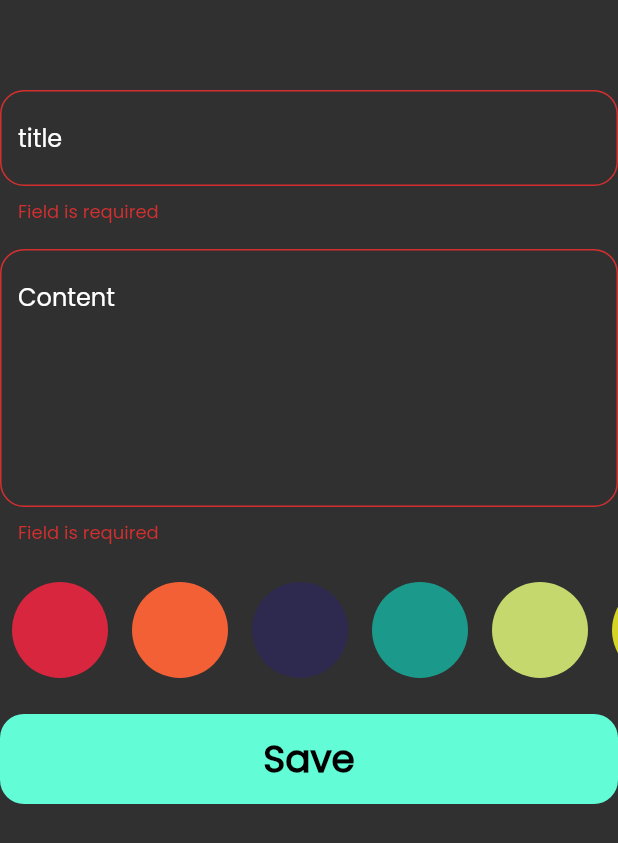
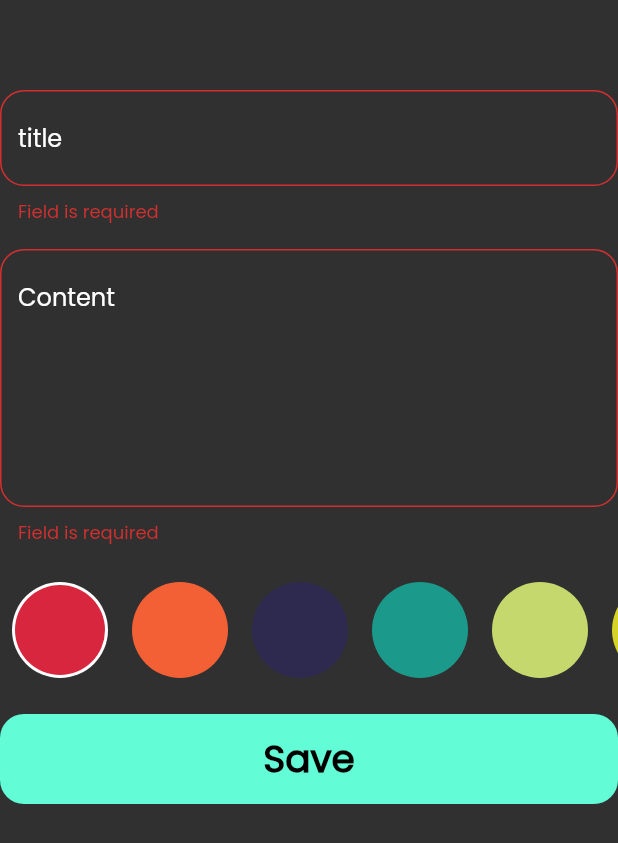
Before and after one commit to Yousefjoo17/Notes_App, a Flutter app: the AddNoteForm widget shown alone on an empty page, opened directly, after a tap on "Save", on a phone screen of 412 x 824 dp. Shown: the top 843 px of the screen. Run offline on Flutter 3.47's test engine with Material 2 defaults, Android fonts, the phone set to English and light mode, and no system bars; our stand-ins replace bloc, date_format, flutter_bloc, font_awesome_flutter, hive, hive_flutter; accounts and stored records are empty.

Commit message:
edit note finished

```diff
--- a/lib/Constants.dart
+++ b/lib/Constants.dart
@@ -2,3 +2,12 @@ import 'package:flutter/material.dart';
 
 const Color kPrimaryColor = Color(0xff62FCD7);
 const String kNoteBox = 'Note_Box';
+const List<Color> KcolorsList = [
+  Color(0xffD7263D),
+  Color(0xffF46036),
+  Color(0xff2E294E),
+  Color(0xff1B998B),
+  Color(0xffC5D86D),
+  Color(0xffD6D327),
+  Color(0xffF536CF),
+];
--- a/lib/Views/Widgets/Add_Note_form.dart
+++ b/lib/Views/Widgets/Add_Note_form.dart
@@ -53,10 +53,11 @@ class _AddNoteFormState extends State<AddNoteForm> {
                     var currDate =
                         formatDate(DateTime.now(), [dd, '/', mm, '/', yyyy]);
                     NoteModel note = NoteModel(
-                        title: title!,
-                        subTitle: subTitle!,
-                        date: currDate.toString(),
-                        color: Colors.green.value);
+                      title: title!,
+                      subTitle: subTitle!,
+                      date: currDate.toString(),
+                      color: const Color(0xff).value,
+                    );
                     BlocProvider.of<AddNoteCubit>(context).addNote(note);
                     BlocProvider.of<NotesCubit>(context).fetchAllNotes();
                   } else {
--- a/lib/Views/Widgets/Colors_list_view.dart
+++ b/lib/Views/Widgets/Colors_list_view.dart
@@ -1,4 +1,7 @@
 import 'package:flutter/material.dart';
+import 'package:flutter_bloc/flutter_bloc.dart';
+import 'package:note/Constants.dart';
+import 'package:note/cubits/Add_note/add_note_cubit.dart';
 
 class ColorItem extends StatelessWidget {
   const ColorItem({super.key, required this.isActive, required this.color});
@@ -31,16 +34,7 @@ class ColorListView extends StatefulWidget {
 }
 
 class _ColorListViewState extends State<ColorListView> {
-  int currIndex = -1;
-  final List<Color> colorsList = [
-    const Color(0xffD7263D),
-    const Color(0xffF46036),
-    const Color(0xff2E294E),
-    const Color(0xff1B998B),
-    const Color(0xffC5D86D),
-    const Color(0xffD6D327),
-    const Color(0xffF536CF),
-  ];
+  int currIndex = 0;
 
   @override
   Widget build(BuildContext context) {
@@ -48,18 +42,20 @@ class _ColorListViewState extends State<ColorListView> {
       height: 32 * 2,
       child: ListView.builder(
         scrollDirection: Axis.horizontal,
-        itemCount: colorsList.length,
+        itemCount: KcolorsList.length,
         itemBuilder: (context, index) {
           return Padding(
             padding: const EdgeInsets.symmetric(horizontal: 8),
             child: GestureDetector(
               onTap: () {
                 currIndex = index;
+                BlocProvider.of<AddNoteCubit>(context).color =
+                    KcolorsList[index];
                 setState(() {});
               },
               child: ColorItem(
                 isActive: currIndex == index,
-                color: colorsList[index],
+                color: KcolorsList[index],
               ),
             ),
           );
--- a/lib/cubits/Add_note/add_note_cubit.dart
+++ b/lib/cubits/Add_note/add_note_cubit.dart
@@ -1,4 +1,5 @@
 import 'package:bloc/bloc.dart';
+import 'package:flutter/material.dart';
 import 'package:hive_flutter/adapters.dart';
 import 'package:meta/meta.dart';
 import 'package:note/Constants.dart';
@@ -9,7 +10,9 @@ part 'add_note_state.dart';
 class AddNoteCubit extends Cubit<AddNoteState> {
   AddNoteCubit() : super(AddNoteInitial());
 
+  Color color = const Color(0xffD7263D);
   void addNote(NoteModel note) async {
+    note.color = color.value;
     emit(AddNoteLoading());
     try {
       var notesBox = Hive.box<NoteModel>(kNoteBox);
```
Also changed, not shown: lib/Views/Widgets/EditNote_ColorLitsView.dart (added, +47 -0 lines), lib/Views/Widgets/Edit_note_view_body.dart (+6 -1 lines).
